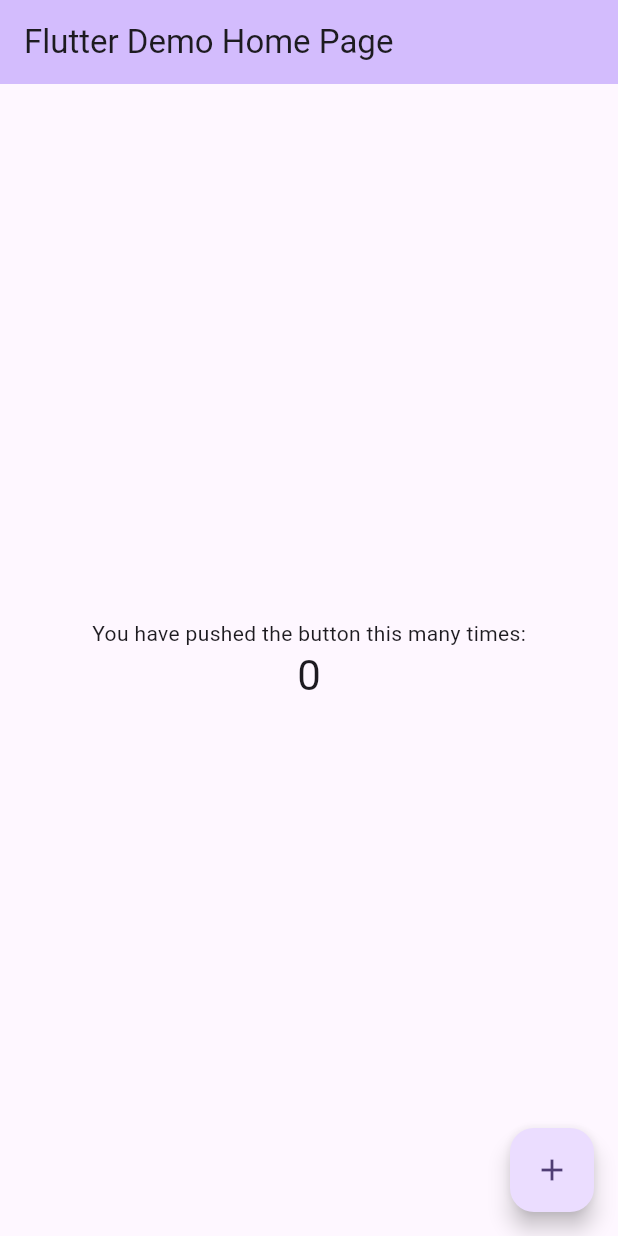
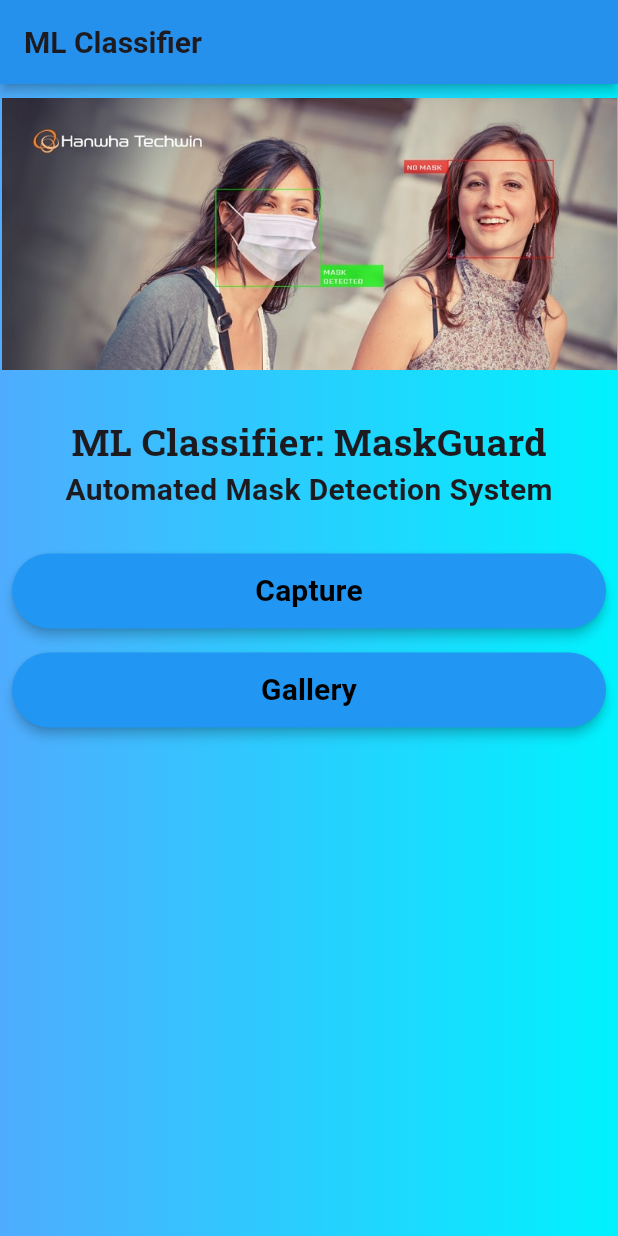
Before and after one commit to yuvaraj8080/Flutter-App-Mask_Detection-TECH_NewsPaper, a Flutter app: the screen it shows after launch, on a phone screen of 412 x 824 dp. Run offline on Flutter 3.47's test engine with Material 3 defaults, Android fonts, the light colour scheme and no system bars; our stand-ins replace google_fonts.

Commit message:
add a home page this is a first page

```diff
--- /dev/null
+++ b/lib/Mask Detect App/home.dart
@@ -0,0 +1,80 @@
+import 'package:flutter/material.dart';
+import 'package:google_fonts/google_fonts.dart';
+class Home extends StatefulWidget {
+  const Home({super.key});
+
+  @override
+  State<Home> createState() => _HomeState();
+}
+
+class _HomeState extends State<Home> {
+
+  @override
+  Widget build(BuildContext context) {
+
+    var h = MediaQuery.of(context).size.height;
+    var w = MediaQuery.of(context).size.width;
+    return Scaffold(
+      appBar:AppBar(title:Text("ML Classifier",style:GoogleFonts.roboto(fontSize:20,fontWeight:FontWeight.bold)),
+      backgroundColor:Colors.blue,elevation:3,shadowColor:Colors.black
+      ),
+      body:Container(
+        width: w, height: h,
+        decoration:BoxDecoration(
+          gradient:LinearGradient(
+            colors:[
+              Color(0xff4facfe),
+              Color(0xff00f2fe)
+            ])
+        ),
+        child:Column(crossAxisAlignment:CrossAxisAlignment.center,
+          children:[
+
+           Container(height:200,width:410,color:Colors.transparent,
+             child:Image.asset("assets/images/mask2.jpg")
+           ),
+            SizedBox(height:20),
+            Container(child: Text("ML Classifier: MaskGuard",style:GoogleFonts.robotoSlab(fontSize:25,fontWeight:FontWeight.bold))),
+            // SizedBox(height:10),
+            Container(child: Text("Automated Mask Detection System",
+                style:GoogleFonts.roboto(fontSize:20,fontWeight:FontWeight.bold,))),
+            SizedBox(height:20),
+            Padding(
+              padding: const EdgeInsets.all(8.0),
+              child: Container(
+                height:50,width:double.infinity,
+                child:ElevatedButton(
+                  style:ButtonStyle(
+                    backgroundColor: MaterialStateProperty.all(Colors.blue),
+                    overlayColor: MaterialStateProperty.all(Colors.white70),
+                    elevation:MaterialStateProperty.all(3),
+                    shadowColor: MaterialStateProperty.all(Colors.black),
+                  ),
+                    child:Text("Capture",
+                        style:GoogleFonts.roboto(fontSize:20,fontWeight:FontWeight.bold,color:Colors.black)),
+                    onPressed:(){
+
+                }),
+              ),),
+            Padding(
+              padding: const EdgeInsets.all(8.0),
+              child: Container(
+                height:50,width:double.infinity,
+                child:ElevatedButton(
+                    style:ButtonStyle(
+                      backgroundColor: MaterialStateProperty.all(Colors.blue),
+                      overlayColor: MaterialStateProperty.all(Colors.white70),
+                      elevation:MaterialStateProperty.all(3),
+                      shadowColor: MaterialStateProperty.all(Colors.black),
+                    ),
+                    child:Text("Gallery",
+                        style:GoogleFonts.roboto(fontSize:20,fontWeight:FontWeight.bold,color:Colors.black)),
+                    onPressed:(){
+
+                    }),
+              ),),
+          ])
+      )
+    );
+  }
+}
--- a/lib/main.dart
+++ b/lib/main.dart
@@ -1,4 +1,6 @@
 import 'package:flutter/material.dart';
+
+import 'Mask Detect App/home.dart';
 
 void main() {
   runApp(const MyApp());
@@ -11,115 +13,76 @@
   @override
   Widget build(BuildContext context) {
     return MaterialApp(
+      debugShowCheckedModeBanner: false,
       title: 'Flutter Demo',
       theme: ThemeData(
-        // This is the theme of your application.
-        //
-        // TRY THIS: Try running your application with "flutter run". You'll see
-        // the application has a purple toolbar. Then, without quitting the app,
-        // try changing the seedColor in the colorScheme below to Colors.green
-        // and then invoke "hot reload" (save your changes or press the "hot
-        // reload" button in a Flutter-supported IDE, or press "r" if you used
-        // the command line to start the app).
-        //
-        // Notice that the counter didn't reset back to zero; the application
-        // state is not lost during the reload. To reset the state, use hot
-        // restart instead.
-        //
-        // This works for code too, not just values: Most code changes can be
-        // tested with just a hot reload.
-        colorScheme: ColorScheme.fromSeed(seedColor: Colors.deepPurple),
-        useMaterial3: true,
+        brightness: Brightness.light,
+        primaryColor:Colors.blue,
+        primarySwatch:Colors.blue,
       ),
-      home: const MyHomePage(title: 'Flutter Demo Home Page'),
+      home: Home(),
     );
   }
 }
 
-class MyHomePage extends StatefulWidget {
-  const MyHomePage({super.key, required this.title});
 
-  // This widget is the home page of your application. It is stateful, meaning
-  // that it has a State object (defined below) that contains fields that affect
-  // how it looks.
+// >>>>>>>>>>>>>>>>>>>>>>>>>>>>>>>>>>>>><<<<<<<<<<<<<<<<<<<<<<<<<<<<<<<<<<?
 
-  // This class is the configuration for the state. It holds the values (in this
-  // case the title) provided by the parent (in this case the App widget) and
-  // used by the build method of the State. Fields in a Widget subclass are
-  // always marked "final".
 
-  final String title;
 
-  @override
-  State<MyHomePage> createState() => _MyHomePageState();
-}
-
-class _MyHomePageState extends State<MyHomePage> {
-  int _counter = 0;
-
-  void _incrementCounter() {
-    setState(() {
-      // This call to setState tells the Flutter framework that something has
-      // changed in this State, which causes it to rerun the build method below
-      // so that the display can reflect the updated values. If we changed
-      // _counter without calling setState(), then the build method would not be
-      // called again, and so nothing would appear to happen.
-      _counter++;
-    });
-  }
-
-  @override
-  Widget build(BuildContext context) {
-    // This method is rerun every time setState is called, for instance as done
-    // by the _incrementCounter method above.
-    //
-    // The Flutter framework has been optimized to make rerunning build methods
-    // fast, so that you can just rebuild anything that needs updating rather
-    // than having to individually change instances of widgets.
-    return Scaffold(
-      appBar: AppBar(
-        // TRY THIS: Try changing the color here to a specific color (to
-        // Colors.amber, perhaps?) and trigger a hot reload to see the AppBar
-        // change color while the other colors stay the same.
-        backgroundColor: Theme.of(context).colorScheme.inversePrimary,
-        // Here we take the value from the MyHomePage object that was created by
-        // the App.build method, and use it to set our appbar title.
-        title: Text(widget.title),
-      ),
-      body: Center(
-        // Center is a layout widget. It takes a single child and positions it
-        // in the middle of the parent.
-        child: Column(
-          // Column is also a layout widget. It takes a list of children and
-          // arranges them vertically. By default, it sizes itself to fit its
-          // children horizontally, and tries to be as tall as its parent.
-          //
-          // Column has various properties to control how it sizes itself and
-          // how it positions its children. Here we use mainAxisAlignment to
-          // center the children vertically; the main axis here is the vertical
-          // axis because Columns are vertical (the cross axis would be
-          // horizontal).
-          //
-          // TRY THIS: Invoke "debug painting" (choose the "Toggle Debug Paint"
-          // action in the IDE, or press "p" in the console), to see the
-          // wireframe for each widget.
-          mainAxisAlignment: MainAxisAlignment.center,
-          children: <Widget>[
-            const Text(
-              'You have pushed the button this many times:',
-            ),
-            Text(
-              '$_counter',
-              style: Theme.of(context).textTheme.headlineMedium,
-            ),
-          ],
-        ),
-      ),
-      floatingActionButton: FloatingActionButton(
-        onPressed: _incrementCounter,
-        tooltip: 'Increment',
-        child: const Icon(Icons.add),
-      ), // This trailing comma makes auto-formatting nicer for build methods.
-    );
-  }
-}
+// import 'package:firebase_core/firebase_core.dart';
+// import 'package:flutter/cupertino.dart';
+// import 'package:flutter/material.dart';
+//
+// void main() async{
+//
+//   WidgetsFlutterBinding.ensureInitialized();
+//   await Firebase.initializeApp(
+//     options: FirebaseOptions(
+//       appId: '1:1074764502905:android:8dc52d7eaf8a440c0201a8',
+//       apiKey: 'AIzaSyCwt5mOFrG8cU0JW3wLilNn9SAfH4bbOzE',
+//       messagingSenderId: '1074764502905',
+//       projectId: 'mask-detection-flutter-app',
+//     ),
+//   );
+//   runApp(const MyApp());
+// }
+//
+// class MyApp extends StatelessWidget {
+//   const MyApp({super.key});
+//
+//   // This widget is the root of your application.
+//   @override
+//   Widget build(BuildContext context) {
+//
+//     return MaterialApp(
+//       debugShowCheckedModeBanner: false,
+//       title: 'Flutter Demo',
+//       theme: ThemeData(
+//
+//         brightness: Brightness.dark, // Set brightness to light
+//         primaryColor: Colors.blue, // Primary color for the app bar, buttons, etc.
+//         primarySwatch: Colors.indigo, // Swatch of shades for the primary color
+//
+//         textTheme: TextTheme(
+//           titleSmall:TextStyle(fontSize: 14, fontWeight: FontWeight.bold, color: Colors.blue),
+//           titleMedium:TextStyle(fontSize: 16, fontWeight: FontWeight.bold, color: Colors.blue),
+//           titleLarge:TextStyle(fontSize: 20, fontWeight: FontWeight.bold, color: Colors.blue),
+//
+//           // Define text styles
+//           headline4: TextStyle(fontSize: 32, fontWeight: FontWeight.bold, color: Colors.blue),
+//           headline3: TextStyle(fontSize: 28, fontWeight: FontWeight.bold, color: Colors.blue),
+//           headline2: TextStyle(fontSize: 24, fontWeight: FontWeight.bold, color: Colors.blue),
+//           headline1: TextStyle(fontSize: 20, fontWeight: FontWeight.bold, color: Colors.blue),
+//           // Titles and subtitles
+//
+//           // subtitle1: TextStyle(fontSize: 18, fontWeight: FontWeight.bold, color: Colors.black),
+//           subtitle2: TextStyle(fontSize: 16, fontWeight: FontWeight.normal, color: Colors.blue),
+//           subtitle1: TextStyle(fontSize: 14, fontWeight: FontWeight.normal, color: Colors.blue),
+//           // Other text styles as needed
+//         ),
+//       ),
+//       home:(),
+//     );
+//   }
+// }
```
Also changed, not shown: pubspec.yaml (+14 -3 lines), assets/images/mask.jpeg (added), assets/images/mask1.jpeg (added), assets/images/mask2.jpg (added), pubspec.lock, 7 other files.
